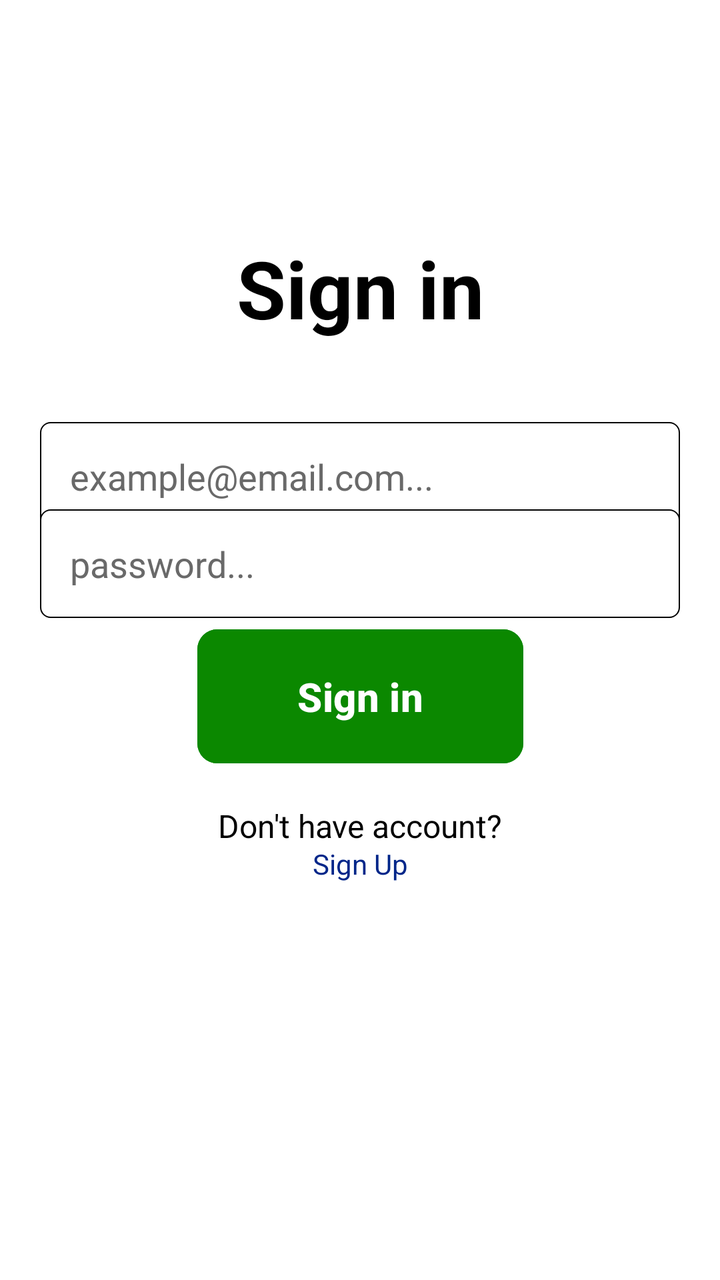
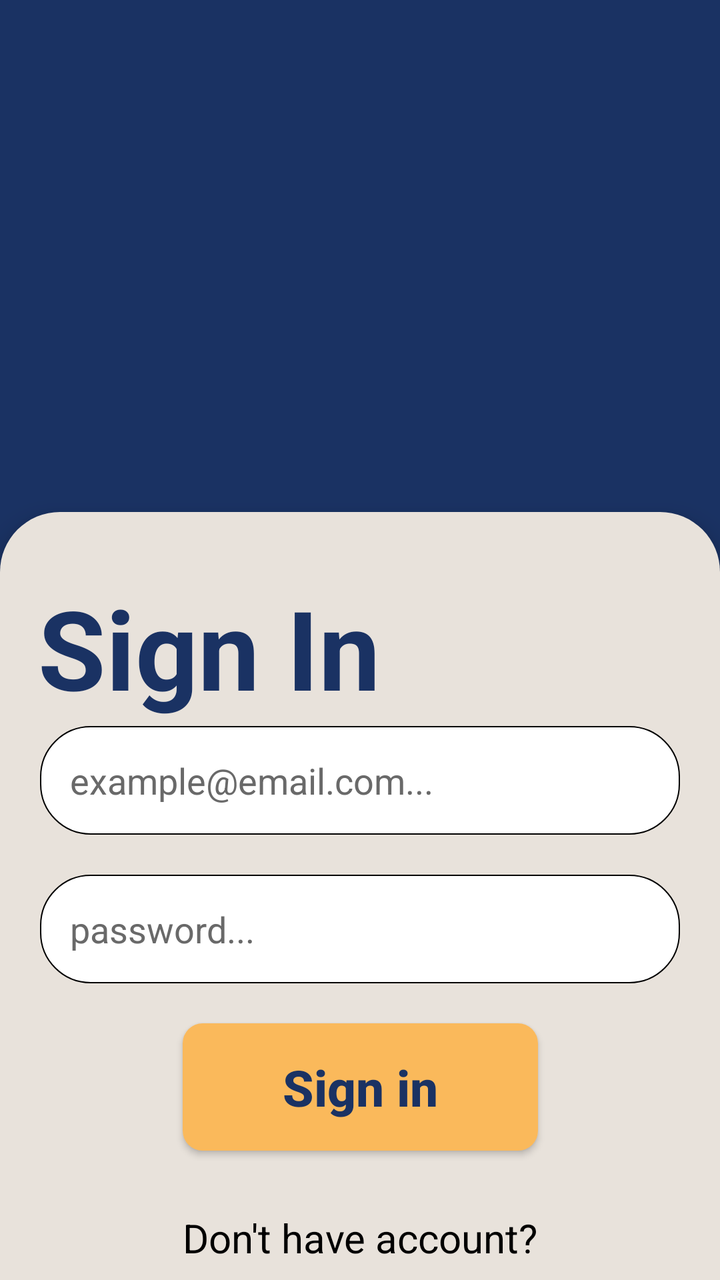

An Android layout rendered at two revisions. The XML below is the earlier revision; the diff shows what the commit changed to produce the second picture.
<!-- AndroidManifest.xml: application theme Theme.NChat -->
<!-- res/layout/activity_sign_in.xml -->
<?xml version="1.0" encoding="utf-8"?>
<androidx.constraintlayout.widget.ConstraintLayout xmlns:android="http://schemas.android.com/apk/res/android"
    xmlns:app="http://schemas.android.com/apk/res-auto"
    xmlns:tools="http://schemas.android.com/tools"
    android:id="@+id/main"
    android:layout_width="match_parent"
    android:layout_height="match_parent"
    android:background="@color/white"
    tools:context=".SignInActivity">


    <TextView
        android:layout_width="wrap_content"
        android:layout_height="wrap_content"
        android:text="Sign in"
        android:textColor="@color/black"
        android:textSize="40sp"
        android:textStyle="bold"
        app:layout_constraintBottom_toBottomOf="parent"
        app:layout_constraintEnd_toEndOf="parent"
        app:layout_constraintStart_toStartOf="parent"
        app:layout_constraintTop_toTopOf="parent"
        app:layout_constraintVertical_bias="0.2" />

    <EditText
        android:id="@+id/emailEditText"
        android:layout_width="match_parent"
        android:layout_height="wrap_content"
        android:layout_margin="20dp"
        android:background="@drawable/edittext_background"
        android:hint="example@email.com..."
        android:padding="15dp"
        android:textColor="@color/black"
        android:textColorHint="#696969"
        app:layout_constraintBottom_toBottomOf="parent"
        app:layout_constraintEnd_toEndOf="parent"
        app:layout_constraintStart_toStartOf="parent"
        app:layout_constraintTop_toTopOf="parent"
        app:layout_constraintVertical_bias="0.35" />

    <EditText
        android:id="@+id/passwordEditText"
        android:layout_width="match_parent"
        android:layout_height="wrap_content"
        android:layout_margin="20dp"
        android:background="@drawable/edittext_background"
        android:hint="password..."
        android:padding="15dp"
        android:textColor="@color/black"
        android:textColorHint="#696969"
        app:layout_constraintBottom_toBottomOf="parent"
        app:layout_constraintEnd_toEndOf="parent"
        app:layout_constraintStart_toStartOf="parent"
        app:layout_constraintTop_toTopOf="parent"
        app:layout_constraintVertical_bias="0.43" />

    <Button
        android:id="@+id/signInButton"
        android:layout_width="wrap_content"
        android:layout_height="wrap_content"
        android:backgroundTint="#0B8800"
        android:paddingHorizontal="50dp"
        android:paddingVertical="20dp"
        android:text="Sign in"
        android:textAllCaps="false"
        android:textColor="@color/white"
        android:textSize="20sp"
        android:textStyle="bold"
        app:cornerRadius="10dp"
        app:layout_constraintBottom_toBottomOf="parent"
        app:layout_constraintEnd_toEndOf="parent"
        app:layout_constraintStart_toStartOf="parent"
        app:layout_constraintTop_toTopOf="parent"
        app:layout_constraintVertical_bias="0.55" />

    <TextView
        android:layout_width="wrap_content"
        android:layout_height="wrap_content"
        android:text="Don't have account?"
        android:textColor="@color/black"
        android:textSize="16sp"
        app:layout_constraintBottom_toBottomOf="parent"
        app:layout_constraintEnd_toEndOf="parent"
        app:layout_constraintStart_toStartOf="parent"
        app:layout_constraintTop_toTopOf="parent"
        app:layout_constraintVertical_bias="0.65"
        />

    <TextView
        android:id="@+id/signUpTextView"
        android:layout_width="wrap_content"
        android:layout_height="wrap_content"
        android:text="Sign Up"
        android:textColor="#002689"
        app:layout_constraintStart_toStartOf="parent"
        app:layout_constraintEnd_toEndOf="parent"
        app:layout_constraintTop_toTopOf="parent"
        app:layout_constraintBottom_toBottomOf="parent"
        app:layout_constraintVertical_bias="0.68"
        />

</androidx.constraintlayout.widget.ConstraintLayout>
<!-- resources referenced by this layout -->
<resources>
  <color name="black">#FF000000</color>
  <color name="white">#FFFFFFFF</color>
  <!-- drawable edittext_background (drawable) -->
  <?xml version="1.0" encoding="utf-8"?>
  <shape xmlns:android="http://schemas.android.com/apk/res/android">
      <solid android:color="#FFFFFF" />
      <corners android:radius="5dp" />
      <stroke
          android:width="0.5dp"
          android:color="@color/black" />
  </shape>
  <style name="Theme.NChat" parent="Base.Theme.NChat" />
  <style name="Base.Theme.NChat" parent="Theme.Material3.DayNight.NoActionBar">
          
          
      </style>
</resources>

<!-- the commit's change to res/layout/activity_sign_in.xml (unified diff, before → after) -->
@@ -5,98 +5,111 @@
     android:id="@+id/main"
     android:layout_width="match_parent"
     android:layout_height="match_parent"
-    android:background="@color/white"
+    android:background="@color/primary_colour"
     tools:context=".SignInActivity">
 
-
-    <TextView
-        android:layout_width="wrap_content"
-        android:layout_height="wrap_content"
-        android:text="Sign in"
-        android:textColor="@color/black"
-        android:textSize="40sp"
-        android:textStyle="bold"
+    <androidx.constraintlayout.widget.ConstraintLayout
+        android:layout_width="match_parent"
+        android:layout_height="0dp"
+        android:background="@drawable/top_curved_container_background"
         app:layout_constraintBottom_toBottomOf="parent"
         app:layout_constraintEnd_toEndOf="parent"
+        app:layout_constraintHeight_percent="0.6"
         app:layout_constraintStart_toStartOf="parent"
-        app:layout_constraintTop_toTopOf="parent"
-        app:layout_constraintVertical_bias="0.2" />
+        android:elevation="8dp"
+        >
 
-    <EditText
-        android:id="@+id/emailEditText"
-        android:layout_width="match_parent"
-        android:layout_height="wrap_content"
-        android:layout_margin="20dp"
-        android:background="@drawable/edittext_background"
-        android:hint="example@email.com..."
-        android:padding="15dp"
-        android:textColor="@color/black"
-        android:textColorHint="#696969"
-        app:layout_constraintBottom_toBottomOf="parent"
-        app:layout_constraintEnd_toEndOf="parent"
-        app:layout_constraintStart_toStartOf="parent"
-        app:layout_constraintTop_toTopOf="parent"
-        app:layout_constraintVertical_bias="0.35" />
 
-    <EditText
-        android:id="@+id/passwordEditText"
-        android:layout_width="match_parent"
-        android:layout_height="wrap_content"
-        android:layout_margin="20dp"
-        android:background="@drawable/edittext_background"
-        android:hint="password..."
-        android:padding="15dp"
-        android:textColor="@color/black"
-        android:textColorHint="#696969"
-        app:layout_constraintBottom_toBottomOf="parent"
-        app:layout_constraintEnd_toEndOf="parent"
-        app:layout_constraintStart_toStartOf="parent"
-        app:layout_constraintTop_toTopOf="parent"
-        app:layout_constraintVertical_bias="0.43" />
+        <TextView
+            android:layout_width="wrap_content"
+            android:layout_height="wrap_content"
+            android:text="Sign In"
+            android:textColor="@color/primary_colour"
+            android:textSize="55sp"
+            android:textStyle="bold"
+            app:layout_constraintBottom_toBottomOf="parent"
+            app:layout_constraintEnd_toEndOf="parent"
+            app:layout_constraintStart_toStartOf="parent"
+            app:layout_constraintTop_toTopOf="parent"
+            app:layout_constraintVertical_bias="0.1"
+            app:layout_constraintHorizontal_bias="0.1"
+            />
 
-    <Button
-        android:id="@+id/signInButton"
-        android:layout_width="wrap_content"
-        android:layout_height="wrap_content"
-        android:backgroundTint="#0B8800"
-        android:paddingHorizontal="50dp"
-        android:paddingVertical="20dp"
-        android:text="Sign in"
-        android:textAllCaps="false"
-        android:textColor="@color/white"
-        android:textSize="20sp"
-        android:textStyle="bold"
-        app:cornerRadius="10dp"
-        app:layout_constraintBottom_toBottomOf="parent"
-        app:layout_constraintEnd_toEndOf="parent"
-        app:layout_constraintStart_toStartOf="parent"
-        app:layout_constraintTop_toTopOf="parent"
-        app:layout_constraintVertical_bias="0.55" />
+        <EditText
+            android:id="@+id/emailEditText"
+            android:layout_width="match_parent"
+            android:layout_height="wrap_content"
+            android:layout_margin="20dp"
+            android:background="@drawable/edittext_background"
+            android:hint="example@email.com..."
+            android:padding="15dp"
+            android:textColor="@color/black"
+            android:textColorHint="#696969"
+            app:layout_constraintEnd_toEndOf="parent"
+            app:layout_constraintStart_toStartOf="parent"
+            app:layout_constraintTop_toTopOf="parent"
+            app:layout_constraintVertical_bias="0.3"
+            app:layout_constraintBottom_toBottomOf="parent"
+            />
 
-    <TextView
-        android:layout_width="wrap_content"
-        android:layout_height="wrap_content"
-        android:text="Don't have account?"
-        android:textColor="@color/black"
-        android:textSize="16sp"
-        app:layout_constraintBottom_toBottomOf="parent"
-        app:layout_constraintEnd_toEndOf="parent"
-        app:layout_constraintStart_toStartOf="parent"
-        app:layout_constraintTop_toTopOf="parent"
-        app:layout_constraintVertical_bias="0.65"
-        />
+        <EditText
+            android:id="@+id/passwordEditText"
+            android:layout_width="match_parent"
+            android:layout_height="wrap_content"
+            android:layout_margin="20dp"
+            android:background="@drawable/edittext_background"
+            android:hint="password..."
+            android:padding="15dp"
+            android:textColor="@color/black"
+            android:textColorHint="#696969"
+            app:layout_constraintEnd_toEndOf="parent"
+            app:layout_constraintStart_toStartOf="parent"
+            app:layout_constraintTop_toBottomOf="@id/emailEditText" />
 
-    <TextView
-        android:id="@+id/signUpTextView"
-        android:layout_width="wrap_content"
-        android:layout_height="wrap_content"
-        android:text="Sign Up"
-        android:textColor="#002689"
-        app:layout_constraintStart_toStartOf="parent"
-        app:layout_constraintEnd_toEndOf="parent"
-        app:layout_constraintTop_toTopOf="parent"
-        app:layout_constraintBottom_toBottomOf="parent"
-        app:layout_constraintVertical_bias="0.68"
-        />
+        <androidx.appcompat.widget.AppCompatButton
+            android:id="@+id/signInButton"
+            android:layout_width="wrap_content"
+            android:layout_height="wrap_content"
+            android:paddingHorizontal="50dp"
+            android:paddingVertical="15dp"
+            android:text="Sign in"
+            android:textAllCaps="false"
+            android:textColor="@color/primary_colour"
+            android:background="@drawable/button_background"
+            android:textSize="25sp"
+            android:textStyle="bold"
+            app:cornerRadius="10dp"
+            android:layout_margin="20dp"
+            app:layout_constraintEnd_toEndOf="parent"
+            app:layout_constraintStart_toStartOf="parent"
+            app:layout_constraintTop_toBottomOf="@id/passwordEditText" />
+
+        <TextView
+            android:id="@+id/textView"
+            android:layout_width="wrap_content"
+            android:layout_height="wrap_content"
+            android:text="Don't have account?"
+            android:textColor="@color/black"
+            android:textSize="20sp"
+            android:layout_marginVertical="30dp"
+            app:layout_constraintEnd_toEndOf="parent"
+            app:layout_constraintStart_toStartOf="parent"
+            app:layout_constraintTop_toBottomOf="@id/signInButton" />
+
+        <TextView
+            android:id="@+id/signUpTextView"
+            android:layout_width="wrap_content"
+            android:layout_height="wrap_content"
+            android:text="Sign up"
+            android:textColor="@color/primary_colour"
+            android:textSize="22sp"
+            android:textStyle="bold"
+            android:padding="20dp"
+            app:layout_constraintHorizontal_bias="0.6"
+            app:layout_constraintEnd_toEndOf="parent"
+            app:layout_constraintStart_toStartOf="parent"
+            app:layout_constraintTop_toBottomOf="@id/textView" />
+
+    </androidx.constraintlayout.widget.ConstraintLayout>
 
 </androidx.constraintlayout.widget.ConstraintLayout>
<!-- resource entries referenced after the edit -->
@@ -1,20 +1,38 @@
 <!-- resources referenced by this layout -->
 <resources>
   <color name="black">#FF000000</color>
-  <color name="white">#FFFFFFFF</color>
+  <color name="primary_colour">#1A3263</color>
+  <!-- drawable button_background (drawable) -->
+  <?xml version="1.0" encoding="utf-8"?>
+  <shape xmlns:android="http://schemas.android.com/apk/res/android"
+      android:shape="rectangle">
+      <solid android:color="@color/CTA_colour" />
+      <corners android:radius="10dp" />
+  </shape>
   <!-- drawable edittext_background (drawable) -->
   <?xml version="1.0" encoding="utf-8"?>
   <shape xmlns:android="http://schemas.android.com/apk/res/android">
       <solid android:color="#FFFFFF" />
-      <corners android:radius="5dp" />
+      <corners android:radius="25dp" />
       <stroke
           android:width="0.5dp"
           android:color="@color/black" />
   </shape>
+  <!-- drawable top_curved_container_background (drawable) -->
+  <?xml version="1.0" encoding="utf-8"?>
+  <shape xmlns:android="http://schemas.android.com/apk/res/android"
+      android:shape="rectangle">
+      <solid android:color="@color/light_colour" />
+      <corners
+          android:topLeftRadius="30dp"
+          android:topRightRadius="30dp" />
+  </shape>
   <style name="Theme.NChat" parent="Base.Theme.NChat" />
+  <color name="CTA_colour">#FAB95B</color>
+  <color name="light_colour">#E8E2DB</color>
   <style name="Base.Theme.NChat" parent="Theme.Material3.DayNight.NoActionBar">
           
-          
+  
       </style>
 </resources>
 
